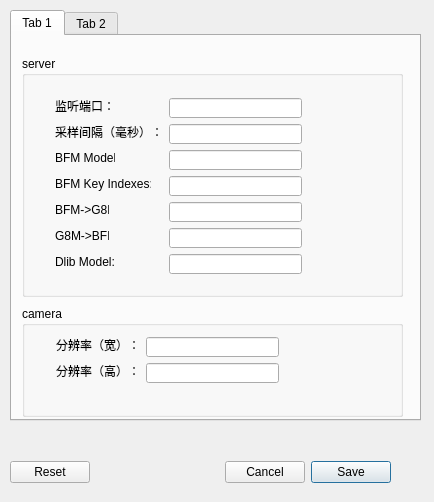
Before: the Qt Designer form dialog.ui in lbc3402785/expressServer, drawn with Qt 5.
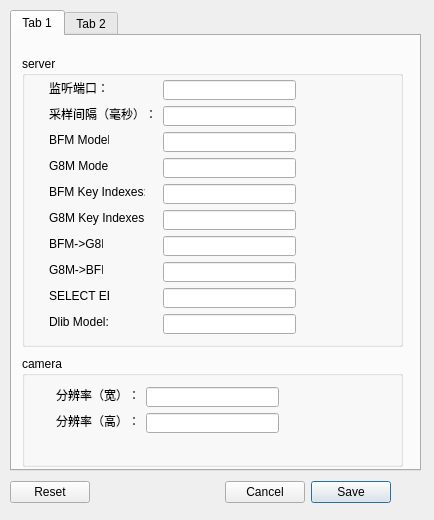
After: the same form once the commit is applied.

```diff
--- a/dialog.ui
+++ b/dialog.ui
@@ -7,7 +7,7 @@
     <x>0</x>
     <y>0</y>
     <width>434</width>
-    <height>502</height>
+    <height>520</height>
    </rect>
   </property>
   <property name="windowTitle">
@@ -19,7 +19,7 @@
      <x>10</x>
      <y>10</y>
      <width>411</width>
-     <height>411</height>
+     <height>461</height>
     </rect>
    </property>
    <property name="currentIndex">
@@ -35,7 +35,7 @@
        <x>10</x>
        <y>20</y>
        <width>381</width>
-       <height>241</height>
+       <height>291</height>
       </rect>
      </property>
      <property name="title">
@@ -44,8 +44,8 @@
      <widget class="QLabel" name="intervalInfo">
       <property name="geometry">
        <rect>
-        <x>33</x>
-        <y>68</y>
+        <x>27</x>
+        <y>50</y>
         <width>108</width>
         <height>16</height>
        </rect>
@@ -57,8 +57,8 @@
      <widget class="QLabel" name="portInfo">
       <property name="geometry">
        <rect>
-        <x>33</x>
-        <y>42</y>
+        <x>27</x>
+        <y>24</y>
         <width>60</width>
         <height>16</height>
        </rect>
@@ -70,8 +70,8 @@
      <widget class="QLabel" name="intervalInfo_2">
       <property name="geometry">
        <rect>
-        <x>33</x>
-        <y>94</y>
+        <x>27</x>
+        <y>76</y>
         <width>60</width>
         <height>16</height>
        </rect>
@@ -83,8 +83,8 @@
      <widget class="QLineEdit" name="BFMModel">
       <property name="geometry">
        <rect>
-        <x>147</x>
-        <y>94</y>
+        <x>141</x>
+        <y>76</y>
         <width>133</width>
         <height>20</height>
        </rect>
@@ -93,8 +93,8 @@
      <widget class="QLineEdit" name="BFMKeyIndexes">
       <property name="geometry">
        <rect>
-        <x>147</x>
-        <y>120</y>
+        <x>141</x>
+        <y>128</y>
         <width>133</width>
         <height>20</height>
        </rect>
@@ -106,8 +106,8 @@
      <widget class="QLabel" name="intervalInfo_3">
       <property name="geometry">
        <rect>
-        <x>33</x>
-        <y>120</y>
+        <x>27</x>
+        <y>128</y>
         <width>96</width>
         <height>16</height>
        </rect>
@@ -119,8 +119,8 @@
      <widget class="QLineEdit" name="G8M2BFM">
       <property name="geometry">
        <rect>
-        <x>147</x>
-        <y>172</y>
+        <x>141</x>
+        <y>206</y>
         <width>133</width>
         <height>20</height>
        </rect>
@@ -132,8 +132,8 @@
      <widget class="QLineEdit" name="BFM2G8M">
       <property name="geometry">
        <rect>
-        <x>147</x>
-        <y>146</y>
+        <x>141</x>
+        <y>180</y>
         <width>133</width>
         <height>20</height>
        </rect>
@@ -142,8 +142,8 @@
      <widget class="QLabel" name="intervalInfo_4">
       <property name="geometry">
        <rect>
-        <x>33</x>
-        <y>146</y>
+        <x>27</x>
+        <y>180</y>
         <width>54</width>
         <height>16</height>
        </rect>
@@ -155,8 +155,8 @@
      <widget class="QLabel" name="intervalInfo_5">
       <property name="geometry">
        <rect>
-        <x>33</x>
-        <y>172</y>
+        <x>27</x>
+        <y>206</y>
         <width>54</width>
         <height>16</height>
        </rect>
@@ -165,11 +165,11 @@
        <string>G8M-&gt;BFM:</string>
       </property>
      </widget>
-     <widget class="QLineEdit" name="DlibModel">
+     <widget class="QLineEdit" name="SelectEB">
       <property name="geometry">
        <rect>
-        <x>147</x>
-        <y>198</y>
+        <x>141</x>
+        <y>232</y>
         <width>133</width>
         <height>20</height>
        </rect>
@@ -181,21 +181,21 @@
      <widget class="QLabel" name="intervalInfo_6">
       <property name="geometry">
        <rect>
-        <x>33</x>
-        <y>198</y>
-        <width>66</width>
+        <x>27</x>
+        <y>232</y>
+        <width>60</width>
         <height>16</height>
        </rect>
       </property>
       <property name="text">
-       <string>Dlib Model:</string>
+       <string>SELECT EB:</string>
       </property>
      </widget>
      <widget class="QLineEdit" name="port">
       <property name="geometry">
        <rect>
-        <x>147</x>
-        <y>42</y>
+        <x>141</x>
+        <y>24</y>
         <width>133</width>
         <height>20</height>
        </rect>
@@ -204,19 +204,97 @@
      <widget class="QLineEdit" name="interval">
       <property name="geometry">
        <rect>
-        <x>147</x>
-        <y>68</y>
+        <x>141</x>
+        <y>50</y>
         <width>133</width>
         <height>20</height>
        </rect>
       </property>
      </widget>
+     <widget class="QLineEdit" name="DlibModel">
+      <property name="geometry">
+       <rect>
+        <x>141</x>
+        <y>258</y>
+        <width>133</width>
+        <height>20</height>
+       </rect>
+      </property>
+      <property name="text">
+       <string/>
+      </property>
+     </widget>
+     <widget class="QLabel" name="intervalInfo_7">
+      <property name="geometry">
+       <rect>
+        <x>27</x>
+        <y>258</y>
+        <width>66</width>
+        <height>16</height>
+       </rect>
+      </property>
+      <property name="text">
+       <string>Dlib Model:</string>
+      </property>
+     </widget>
+     <widget class="QLineEdit" name="G8MKeyIndexes">
+      <property name="geometry">
+       <rect>
+        <x>141</x>
+        <y>154</y>
+        <width>133</width>
+        <height>20</height>
+       </rect>
+      </property>
+      <property name="text">
+       <string/>
+      </property>
+     </widget>
+     <widget class="QLabel" name="intervalInfo_8">
+      <property name="geometry">
+       <rect>
+        <x>27</x>
+        <y>154</y>
+        <width>96</width>
+        <height>16</height>
+       </rect>
+      </property>
+      <property name="text">
+       <string>G8M Key Indexes:</string>
+      </property>
+     </widget>
+     <widget class="QLabel" name="intervalInfo_9">
+      <property name="geometry">
+       <rect>
+        <x>27</x>
+        <y>102</y>
+        <width>60</width>
+        <height>16</height>
+       </rect>
+      </property>
+      <property name="text">
+       <string>G8M Model:</string>
+      </property>
+     </widget>
+     <widget class="QLineEdit" name="G8MModel">
+      <property name="geometry">
+       <rect>
+        <x>141</x>
+        <y>102</y>
+        <width>133</width>
+        <height>20</height>
+       </rect>
+      </property>
+      <property name="text">
+       <string/>
+      </property>
+     </widget>
     </widget>
     <widget class="QGroupBox" name="groupBox">
      <property name="geometry">
       <rect>
        <x>10</x>
-       <y>270</y>
+       <y>320</y>
        <width>381</width>
        <height>111</height>
       </rect>
@@ -282,7 +360,7 @@
    <property name="geometry">
     <rect>
      <x>10</x>
-     <y>460</y>
+     <y>480</y>
      <width>381</width>
      <height>25</height>
     </rect>
```
